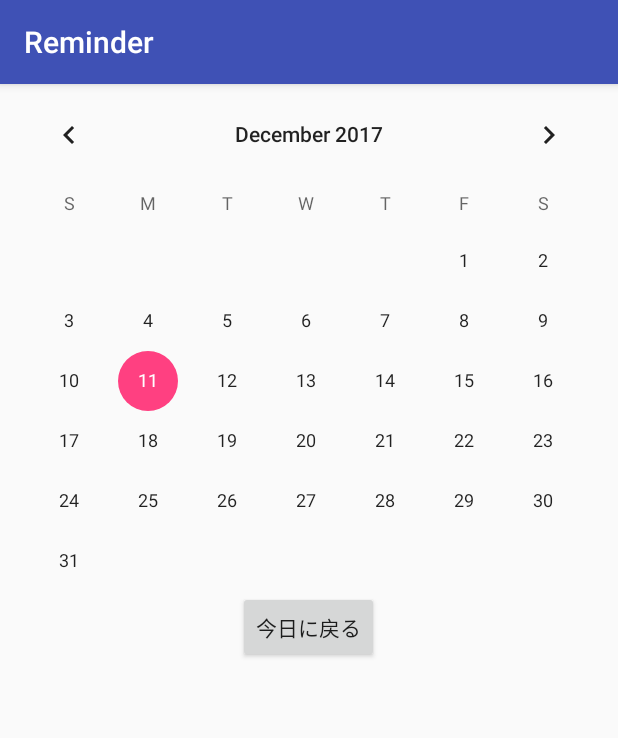
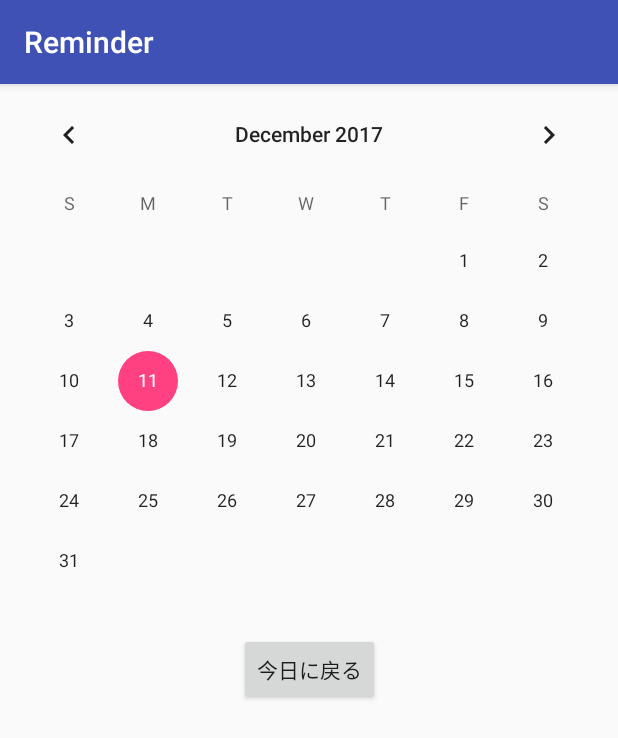
Before and after one commit to yamashitaryo/android, an Android app: the screen it shows after launch (MainActivity), on a phone screen of 412 x 824 dp. Shown: the top 738 px of the screen. Run offline under Robolectric (Android 15) with nearby library versions, the phone set to English and light mode, and no system bars.

Commit message:
The error that view is not constrained is fixed.

```diff
--- a/app/src/main/res/layout/activity_main.xml
+++ b/app/src/main/res/layout/activity_main.xml
@@ -7,24 +7,20 @@
     tools:context="com.example.psyche.reminder.MainActivity">
 
 
-    <LinearLayout
+    <Button
+        android:id="@+id/goToday"
+        android:layout_width="wrap_content"
+        android:layout_height="wrap_content"
+        android:layout_gravity="center"
+        android:layout_marginTop="28dp"
+        android:text="今日に戻る"
+        app:layout_constraintLeft_toLeftOf="parent"
+        app:layout_constraintRight_toRightOf="parent"
+        app:layout_constraintTop_toBottomOf="@+id/calendarView" />
+
+    <CalendarView
+        android:id="@+id/calendarView"
         android:layout_width="match_parent"
-        android:layout_height="match_parent"
-        android:orientation="vertical"
-        tools:layout_editor_absoluteX="8dp"
-        tools:layout_editor_absoluteY="8dp">
+        android:layout_height="wrap_content" />
 
-        <CalendarView
-            android:id="@+id/calendarView"
-            android:layout_width="match_parent"
-            android:layout_height="wrap_content" />
-
-        <Button
-            android:id="@+id/goToday"
-            android:layout_width="wrap_content"
-            android:layout_height="wrap_content"
-            android:layout_gravity="center"
-            android:text="今日に戻る" />
-
-    </LinearLayout>
 </android.support.constraint.ConstraintLayout>
```
